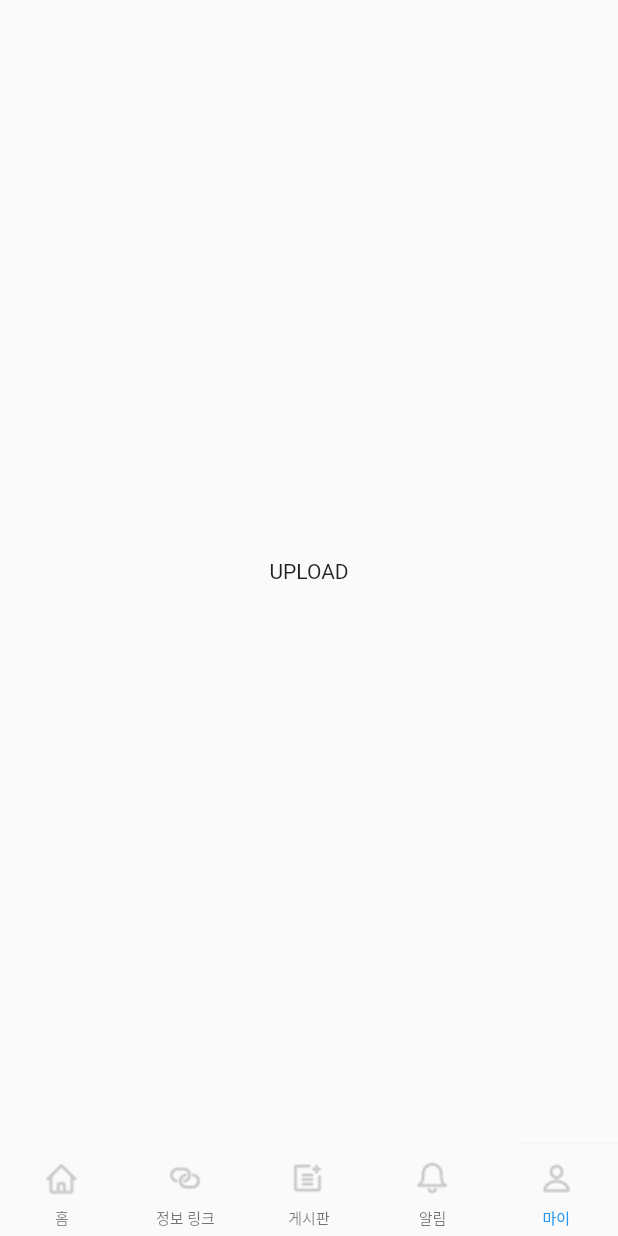
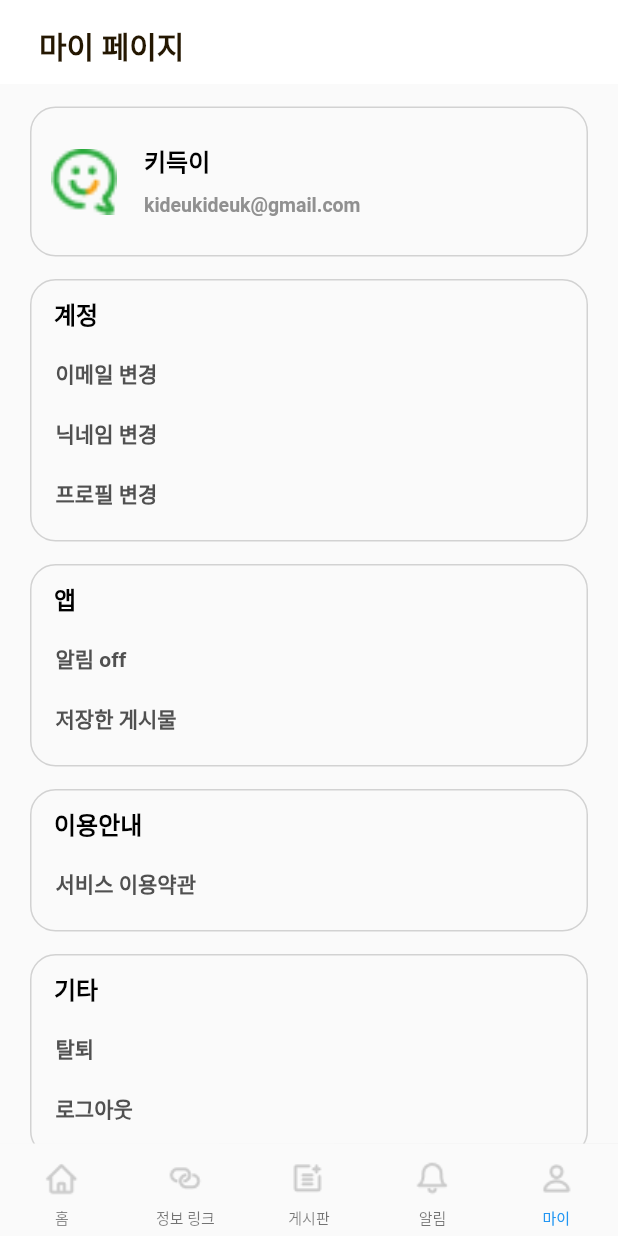
Before and after one commit to dlaywls/kideukkideuk_project, a Flutter app: the screen it shows after launch, item 5 of the bottom bar chosen, on a phone screen of 412 x 824 dp. Run offline on Flutter 3.47's test engine with Material 2 defaults, Android fonts, the phone set to English and light mode, and no system bars; our stand-ins replace cached_network_image, firebase_auth, firebase_core, firebase_database, get, google_sign_in; accounts and stored records are empty; network calls fail.

Commit message:
mypage 화면 추가

```diff
--- a/lib/root.dart
+++ b/lib/root.dart
@@ -12,7 +12,7 @@ class Root extends StatelessWidget {
       stream: FirebaseAuth.instance.authStateChanges(),
       builder: (BuildContext _, AsyncSnapshot<User?> user) {
         if (user.hasData) {
-          return const App();
+          return const Login();
         } else {
           return const App(); // test
         }
--- a/lib/src/app.dart
+++ b/lib/src/app.dart
@@ -4,6 +4,7 @@ import 'package:kideukkideuk_project/src/controller/bottom_nav_controller.dart';
 import 'package:kideukkideuk_project/src/components/image_data.dart';
 import 'package:kideukkideuk_project/src/pages/alarm.dart';
 import 'package:kideukkideuk_project/src/pages/board/board.dart';
+import 'package:kideukkideuk_project/src/pages/mypage/mypage.dart';
 import 'package:kideukkideuk_project/src/pages/home.dart';
 
 class App extends GetView<BottomNavController> {
@@ -25,9 +26,7 @@ class App extends GetView<BottomNavController> {
               ),
               const Board(),
               Alarm(),
-              Container(
-                child: const Center(child: Text('UPLOAD')),
-              ),
+              const Mypage(),
               /*Container(
                 child: const Center(child: Text('ACTIVITY')),
               ),
--- a/lib/src/pages/home.dart
+++ b/lib/src/pages/home.dart
@@ -89,7 +89,7 @@ class Home extends StatelessWidget {
             ),
           ).paddingOnly(top: 10, left: 30),
           const Text(
-            '오늘 당신의 하루를 응원합니다~!',
+            '오늘 당신\의 하루를 응원합니다~!',
             style: TextStyle(
               fontSize: 18,
               fontWeight: FontWeight.bold,
--- /dev/null
+++ b/lib/src/pages/mypage/account.dart
@@ -0,0 +1,23 @@
+import 'package:flutter/material.dart';
+
+class Account extends StatelessWidget {
+  final String edit;
+
+  Account({Key? key, required this.edit}) : super(key: key);
+
+  @override
+  Widget build(BuildContext context) {
+    return Container(
+      color: Colors.white, // 배경색을 흰색으로 설정
+      child: Center(
+        child: Text(
+          '안녕~~',
+          style: TextStyle(
+            fontSize: 20, // 글씨 크기
+            color: Colors.black, // 글씨 색상
+          ),
+        ),
+      ),
+    );
+  }
+}
--- /dev/null
+++ b/lib/src/pages/mypage/mypage.dart
@@ -0,0 +1,343 @@
+import 'package:flutter/material.dart';
+import 'package:get/get.dart';
+import 'package:kideukkideuk_project/src/pages/mypage/account.dart';
+
+class Mypage extends StatelessWidget {
+  const Mypage({Key? key}) : super(key: key);
+
+  @override
+  Widget build(BuildContext context) {
+    return Scaffold(
+      appBar: AppBar(
+
+        elevation: 0,
+        title: Row(
+          children: [
+            const Text(
+              '마이 페이지',
+              style: TextStyle(
+                fontSize: 20,
+                fontWeight: FontWeight.bold,
+                color: Color(0xFF241701),
+              ),
+            ).paddingOnly(top: 5, left: 10),
+          ]
+        ),
+      ),
+      body: SingleChildScrollView(
+        child: Column(
+          crossAxisAlignment: CrossAxisAlignment.start,
+          children: [
+
+            // 프로필
+            Container(
+              height: 100,
+              decoration: BoxDecoration(
+                border: Border.all(color: Color(0xFFD2D2D2)),
+                borderRadius: BorderRadius.circular(17),
+              ),
+              margin: const EdgeInsets.only(top: 15, right: 20, left: 20),
+              child: Row(
+                children: [
+                  Container(
+                    width: 60, // 이미지의 너비
+                    height: 60, // 이미지의 높이
+                    child: ClipRRect(
+                      borderRadius: BorderRadius.circular(10), // 모서리를 둥글게 처리
+                      clipBehavior: Clip.antiAlias,
+                      child: Image.asset(
+                        'assets/images/home_logo.png', // 이미지 경로
+                        fit: BoxFit.contain, // 이미지가 컨테이너에 어떻게 맞출지 설정
+                      ).paddingOnly(left: 13, right: 3),
+                    ),
+                  ),
+
+                  Expanded(
+                    child: Column(
+                      crossAxisAlignment: CrossAxisAlignment.start,
+                      children: [
+                        // 이름
+                        const Text(
+                          '키득이',
+                          style: TextStyle(
+                            fontSize: 16,
+                            color: Colors.black,
+                            fontWeight: FontWeight.bold,
+                          ),
+                        ).paddingOnly(top: 23, left: 15),
+
+                        // 메일 주소
+                        const Text(
+                          'kideukideuk@gmail.com',
+                          style: TextStyle(
+                            fontSize: 13,
+                            color: Color.fromARGB(255, 144, 144, 144),
+                            fontWeight: FontWeight.bold,
+                          ),
+                        ).paddingOnly(top: 10, left: 15),
+                      ],
+                    ),
+                  )
+
+                ],
+              ),
+            ),
+
+            // 계정
+            Container(
+              height: 175,
+              decoration: BoxDecoration(
+                border: Border.all(color: Color(0xFFD2D2D2)),
+                borderRadius: BorderRadius.circular(17),
+              ),
+              margin: const EdgeInsets.only(top: 15, right: 20, left: 20),
+              child: Column(
+                crossAxisAlignment: CrossAxisAlignment.start,
+                children: [
+                  const Text(
+                    '계정',
+                    style: TextStyle(
+                      fontSize: 16,
+                      color: Colors.black,
+                      fontWeight: FontWeight.bold,
+                    ),
+                  ).paddingOnly(top: 10, left: 15),
+                  Expanded(
+                    child: ListView.builder(
+                      physics: ClampingScrollPhysics(),
+                      itemCount: 3,
+                      itemExtent: 40,
+                      itemBuilder: (context, index) {
+                        String edit;
+                        switch (index) {
+                          case 0:
+                            edit = '이메일 변경';
+                            break;
+                          case 1:
+                            edit = '닉네임 변경';
+                            break;
+                          default:
+                            edit = '프로필 변경';
+                        }
+                        return ListTile(
+                          title: Row(
+                            crossAxisAlignment: CrossAxisAlignment.start,
+                            children: [
+                              Text(
+                                edit,
+                                style: const TextStyle(
+                                  fontSize: 14,
+                                  color: Color(0xFF505050),
+                                  fontWeight: FontWeight.bold,
+                                ),
+                              ),
+                            ],
+                          ),
+                          onTap: () {
+                            Navigator.push(
+                              context,
+                              MaterialPageRoute(
+                                builder: (context) => Account(edit: edit),
+                              ),
+                            );
+                          },
+                        );
+                      },
+                    ),
+                  ),
+                ],
+              ),
+            ),
+
+            // 앱
+            Container(
+              height: 135,
+              decoration: BoxDecoration(
+                border: Border.all(color: Color(0xFFD2D2D2)),
+                borderRadius: BorderRadius.circular(17),
+              ),
+              margin: const EdgeInsets.only(top: 15, right: 20, left: 20),
+              child: Column(
+                crossAxisAlignment: CrossAxisAlignment.start,
+                children: [
+                  const Text(
+                    '앱',
+                    style: TextStyle(
+                      fontSize: 16,
+                      color: Colors.black,
+                      fontWeight: FontWeight.bold,
+                    ),
+                  ).paddingOnly(top: 10, left: 15),
+                  Expanded(
+                    child: ListView.builder(
+                      physics: ClampingScrollPhysics(),
+                      itemCount: 2,
+                      itemExtent: 40,
+                      itemBuilder: (context, index) {
+                        String edit;
+                        switch (index) {
+                          case 0:
+                            edit = '알림 off';
+                            break;
+                          default:
+                            edit = '저장한 게시물';
+                        }
+                        return ListTile(
+                          title: Row(
+                            crossAxisAlignment: CrossAxisAlignment.start,
+                            children: [
+                              Text(
+                                edit,
+                                style: const TextStyle(
+                                  fontSize: 14,
+                                  color: Color(0xFF505050),
+                                  fontWeight: FontWeight.bold,
+                                ),
+                              ),
+                            ],
+                          ),
+                          onTap: () {
+                            Navigator.push(
+                              context,
+                              MaterialPageRoute(
+                                builder: (context) => Account(edit: edit),
+                              ),
+                            );
+                          },
+                        );
+                      },
+                    ),
+                  ),
+                ],
+              ),
+            ),
+
+            // 이용안내 (비효율적. switch 없애보기)
+            Container(
+              height: 95,
+              decoration: BoxDecoration(
+                border: Border.all(color: Color(0xFFD2D2D2)),
+                borderRadius: BorderRadius.circular(17),
+              ),
+              margin: const EdgeInsets.only(top: 15, right: 20, left: 20),
+              child: Column(
+                crossAxisAlignment: CrossAxisAlignment.start,
+                children: [
+                  const Text(
+                    '이용안내',
+                    style: TextStyle(
+                      fontSize: 16,
+                      color: Colors.black,
+                      fontWeight: FontWeight.bold,
+                    ),
+                  ).paddingOnly(top: 10, left: 15),
+                  Expanded(
+                    child: ListView.builder(
+                      physics: ClampingScrollPhysics(),
+                      itemCount: 1,
+                      itemExtent: 40,
+                      itemBuilder: (context, index) {
+                        String edit;
+                        switch (index) {
+                          default:
+                            edit = '서비스 이용약관';
+                        }
+                        return ListTile(
+                          title: Row(
+                            crossAxisAlignment: CrossAxisAlignment.start,
+                            children: [
+                              Text(
+                                edit,
+                                style: const TextStyle(
+                                  fontSize: 14,
+                                  color: Color(0xFF505050),
+                                  fontWeight: FontWeight.bold,
+                                ),
+                              ),
+                            ],
+                          ),
+                          onTap: () {
+                            Navigator.push(
+                              context,
+                              MaterialPageRoute(
+                                builder: (context) => Account(edit: edit),
+                              ),
+                            );
+                          },
+                        );
+                      },
+                    ),
+                  ),
+                ],
+              ),
+            ),
+
+            // 기타
+            Container(
+              height: 135,
+              decoration: BoxDecoration(
+                border: Border.all(color: Color(0xFFD2D2D2)),
+                borderRadius: BorderRadius.circular(17),
+              ),
+              margin: const EdgeInsets.only(top: 15, right: 20, left: 20),
+              child: Column(
+                crossAxisAlignment: CrossAxisAlignment.start,
+                children: [
+                  const Text(
+                    '기타',
+                    style: TextStyle(
+                      fontSize: 16,
+                      color: Colors.black,
+                      fontWeight: FontWeight.bold,
+                    ),
+                  ).paddingOnly(top: 10, left: 15),
+                  Expanded(
+                    child: ListView.builder(
+                      physics: ClampingScrollPhysics(),
+                      itemCount: 2,
+                      itemExtent: 40,
+                      itemBuilder: (context, index) {
+                        String edit;
+                        switch (index) {
+                          case 0:
+                            edit = '탈퇴';
+                            break;
+                          default:
+                            edit = '로그아웃';
+                        }
+                        return ListTile(
+                          title: Row(
+                            crossAxisAlignment: CrossAxisAlignment.start,
+                            children: [
+                              Text(
+                                edit,
+                                style: const TextStyle(
+                                  fontSize: 14,
+                                  color: Color(0xFF505050),
+                                  fontWeight: FontWeight.bold,
+                                ),
+                              ),
+                            ],
+                          ),
+                          onTap: () {
+                            Navigator.push(
+                              context,
+                              MaterialPageRoute(
+                                builder: (context) => Account(edit: edit),
+                              ),
+                            );
+                          },
+                        );
+                      },
+                    ),
+                  ),
+                ],
+              ),
+            ),
+
+        ],
+        ),
+      ),
+    );
+  }
+}
```
